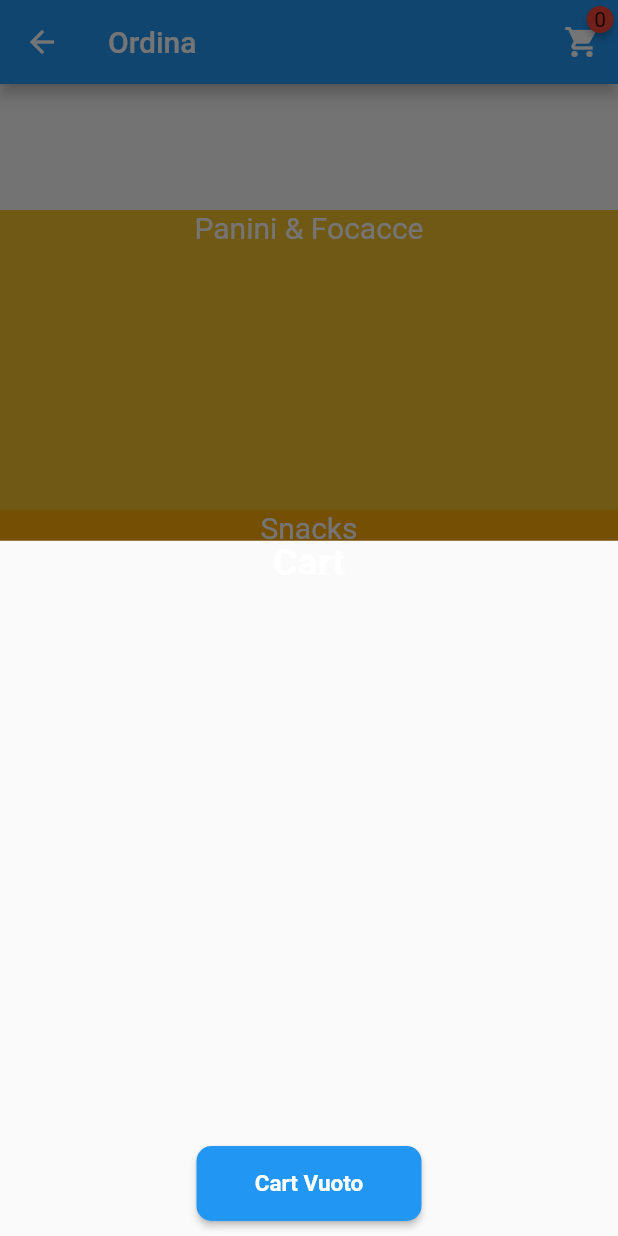
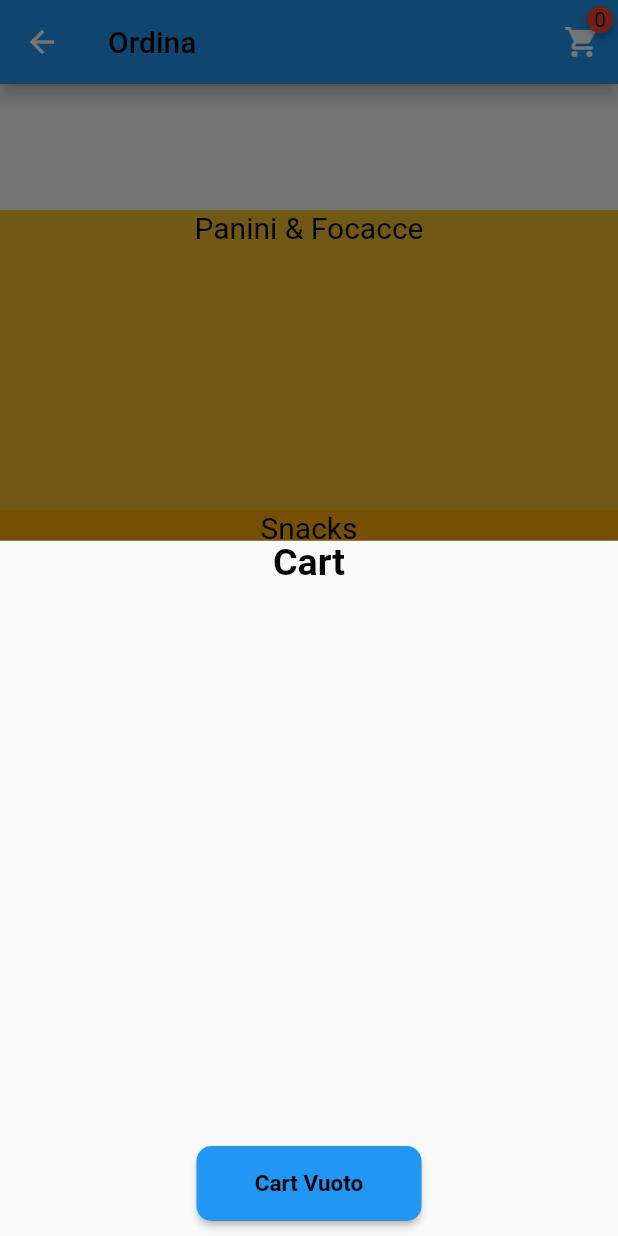
Before and after one commit to thet3o/JustItis, a Flutter app: the MenuScreen screen opened directly, after a tap on the "shopping cart" icon, on a phone screen of 412 x 824 dp. Run offline on Flutter 3.47's test engine with Material 2 defaults, Android fonts, the light colour scheme and no system bars; drawn by our look-alikes of badges; our stand-ins replace barcode_widget, firebase_messaging, flutter_advanced_drawer, flutter_native_splash, flutter_slidable, fluttertoast and 3 more; missing offline and left inert: dart:html; accounts and stored records are empty; network calls fail.

Commit message:
Fix web text color #2

```diff
--- a/lib/cartsheet.dart
+++ b/lib/cartsheet.dart
@@ -32,7 +32,7 @@ class CartSheetState extends State<CartSheet>{
             fontWeight: FontWeight.bold,
             fontSize: 25,
           ),
-          child: Text('Cart'),
+          child: Text('Cart', style: TextStyle(color: Colors.black),),
         ),
         Expanded(
           child: ListView.builder(
@@ -97,7 +97,7 @@ class CartSheetState extends State<CartSheet>{
                           });
                           if(context.mounted) Navigator.of(widget.context).pop();
                         }
-                      }, child: const Text('Ordina'))
+                      }, child: const Text('Ordina', style: TextStyle(color: Colors.black),))
                     ],
                   );
                 })).then((_){if(context.mounted && !isCancelled) Navigator.of(widget.context).pop();});
@@ -108,7 +108,7 @@ class CartSheetState extends State<CartSheet>{
                 fontWeight: FontWeight.bold,
                 fontSize: 15
               ),
-              child: (Cart.storedCartItems.isNotEmpty) ? const Text('Ordina') : const Text('Cart Vuoto'),
+              child: (Cart.storedCartItems.isNotEmpty) ? const Text('Ordina', style: TextStyle(color: Colors.black),) : const Text('Cart Vuoto', style: TextStyle(color: Colors.black),),
             )
           ),
         )
--- a/lib/menu.dart
+++ b/lib/menu.dart
@@ -42,7 +42,7 @@ class MenuScreenState extends State<MenuScreen>{
 
     return Scaffold(
       appBar: AppBar(
-        title: const Text('Ordina'),
+        title: const Text('Ordina', style: TextStyle(color: Colors.black),),
         leading: IconButton(icon: const Icon(Icons.arrow_back), onPressed: () {
           Navigator.pop(context);
         },),
@@ -69,7 +69,7 @@ class MenuScreenState extends State<MenuScreen>{
             child: Column(
               children: [
                 const DefaultTextStyle(
-                  style: TextStyle(fontSize: 20,),
+                  style: TextStyle(fontSize: 20, color: Colors.black),
                   textAlign: TextAlign.center,
                   child: Text('Panini & Focacce'),
                   ),
@@ -106,7 +106,7 @@ class MenuScreenState extends State<MenuScreen>{
                 const DefaultTextStyle(
                   style: TextStyle(fontSize: 20,),
                   textAlign: TextAlign.center,
-                  child: Text('Snacks'),
+                  child: Text('Snacks', style: TextStyle(color: Colors.black),),
                   ),
                 Expanded(
                   child: ListView.builder(
@@ -139,7 +139,7 @@ class MenuScreenState extends State<MenuScreen>{
                 const DefaultTextStyle(
                   style: TextStyle(fontSize: 20,),
                   textAlign: TextAlign.center,
-                  child: Text('Drinks'),
+                  child: Text('Drinks', style: TextStyle(color: Colors.black),),
                   ),
                 Expanded(
                   child: ListView.builder(
```
